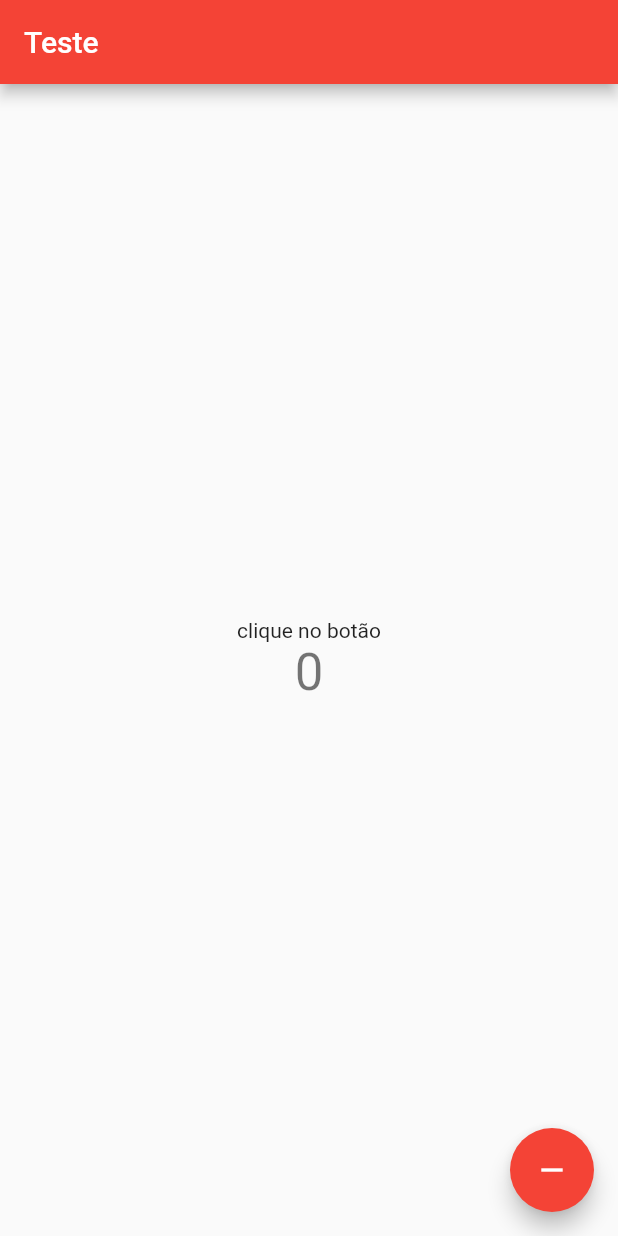
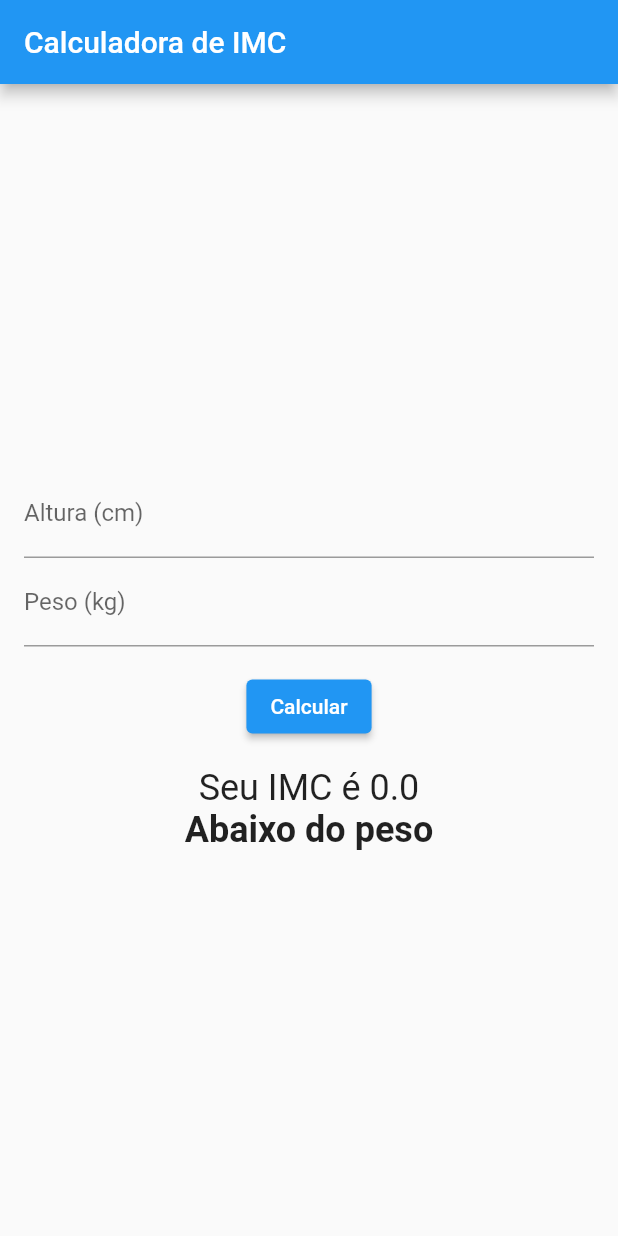
Before and after one commit to LucianoFraga27/Flutter-CalculadoraIMC-bootcampDIO, a Flutter app: the screen it shows after launch, on a phone screen of 412 x 824 dp. Run offline on Flutter 3.47's test engine with Material 2 defaults, Android fonts, the phone set to English and light mode, and no system bars.

Commit message:
Calculadora IMC com Flutter

```diff
--- a/lib/main.dart
+++ b/lib/main.dart
@@ -1,72 +1,89 @@
 import 'package:flutter/material.dart';
 
 void main() {
-  runApp(const MyApp());
+  runApp(MaterialApp(
+    home: CalculadoraIMC(),
+  ));
 }
 
-class MyApp extends StatefulWidget {
-  const MyApp({super.key});
-
+class CalculadoraIMC extends StatefulWidget {
   @override
-  State<MyApp> createState() => _MyAppState();
+  _CalculadoraIMCState createState() => _CalculadoraIMCState();
 }
 
-class _MyAppState extends State<MyApp> {
-  @override
-  Widget build(BuildContext context) {
-    return MaterialApp(
-      title: 'flutter demo teste',
-      theme: ThemeData(
-        primarySwatch: Colors.red,
-      ),
-      home: const MyHomePage(title: 'Teste'),
-    );
+class _CalculadoraIMCState extends State<CalculadoraIMC> {
+  final TextEditingController _heightController = TextEditingController();
+  final TextEditingController _weightController = TextEditingController();
+
+  double _imc = 0.0;
+
+  void _calculateIMC() {
+    double height = double.parse(_heightController.text) / 100.0;
+    double weight = double.parse(_weightController.text);
+    double imc = weight / (height * height);
+    setState(() {
+      _imc = imc;
+    });
   }
-}
 
-class MyHomePage extends StatefulWidget {
-  const MyHomePage({super.key, required this.title});
-
-  final String title;
-
-  @override
-  State<MyHomePage> createState() => _MyHomePageState();
-}
-
-class _MyHomePageState extends State<MyHomePage> {
-  int _counter = 0;
-
-  void _incrementCounter() {
-    setState(() {
-      _counter++;
-    });
+  String _interpretIMC() {
+    if (_imc < 18.5) {
+      return 'Abaixo do peso';
+    } else if (_imc < 25) {
+      return 'Peso normal';
+    } else if (_imc < 30) {
+      return 'Sobrepeso';
+    } else if (_imc < 35) {
+      return 'Obesidade grau I';
+    } else if (_imc < 40) {
+      return 'Obesidade grau II';
+    } else {
+      return 'Obesidade grau III';
+    }
   }
 
   @override
   Widget build(BuildContext context) {
     return Scaffold(
       appBar: AppBar(
-        title: Text(widget.title),
+        title: Text('Calculadora de IMC'),
       ),
-      body: Center(
+      body: Padding(
+        padding: const EdgeInsets.all(16.0),
         child: Column(
           mainAxisAlignment: MainAxisAlignment.center,
-          children: <Widget>[
-            const Text(
-              'clique no botão',
+          children: [
+            TextField(
+              controller: _heightController,
+              decoration: InputDecoration(
+                labelText: 'Altura (cm)',
+              ),
+              keyboardType: TextInputType.number,
+            ),
+            TextField(
+              controller: _weightController,
+              decoration: InputDecoration(
+                labelText: 'Peso (kg)',
+              ),
+              keyboardType: TextInputType.number,
+            ),
+            SizedBox(height: 16),
+            ElevatedButton(
+              onPressed: _calculateIMC,
+              child: Text('Calcular'),
+            ),
+            SizedBox(height: 16),
+            Text(
+              'Seu IMC é ${_imc.toStringAsFixed(1)}',
+              style: TextStyle(fontSize: 24),
             ),
             Text(
-              '$_counter',
-              style: Theme.of(context).textTheme.headlineMedium,
+              _interpretIMC(),
+              style: TextStyle(fontSize: 24, fontWeight: FontWeight.bold),
             ),
           ],
         ),
       ),
-      floatingActionButton: FloatingActionButton(
-        onPressed: _incrementCounter,
-        tooltip: 'Increment',
-        child: const Icon(Icons.remove),
-      ),
     );
   }
 }
```
Also changed, not shown: 1 other file.
